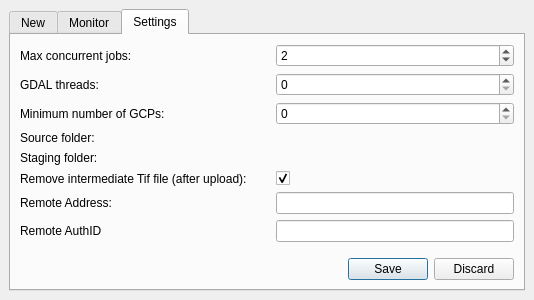
Above: ui/panel.ui from geosolutions-it/oaw-georectify-process-qgis before the change. Below: the same form after it.
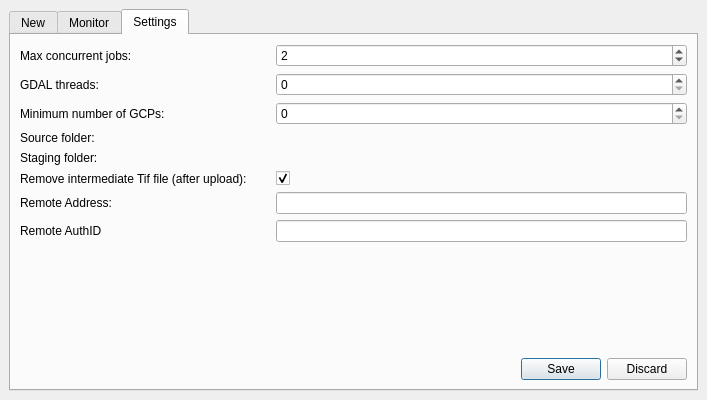
That is the form after the change. The open tabs and pages were chosen to show the change. Custom widgets are drawn as their Qt base class.

Commit message: set the minimum height of the panel (as dock)

Diff of the .ui file:
```diff
--- a/ui/panel.ui
+++ b/ui/panel.ui
@@ -6,8 +6,8 @@
    <rect>
     <x>0</x>
     <y>0</y>
-    <width>534</width>
-    <height>300</height>
+    <width>707</width>
+    <height>400</height>
    </rect>
   </property>
   <property name="sizePolicy">
@@ -19,13 +19,13 @@
   <property name="minimumSize">
    <size>
     <width>405</width>
-    <height>300</height>
+    <height>400</height>
    </size>
   </property>
   <property name="maximumSize">
    <size>
     <width>524287</width>
-    <height>300</height>
+    <height>500</height>
    </size>
   </property>
   <property name="windowTitle">
@@ -123,6 +123,12 @@
           </item>
           <item row="0" column="1">
            <widget class="QSpinBox" name="spn_max_jobs">
+            <property name="minimumSize">
+             <size>
+              <width>0</width>
+              <height>0</height>
+             </size>
+            </property>
             <property name="alignment">
              <set>Qt::AlignLeading|Qt::AlignLeft|Qt::AlignVCenter</set>
             </property>
```
Left out of the diff: 2 changed lines with no effect on the pictures.
